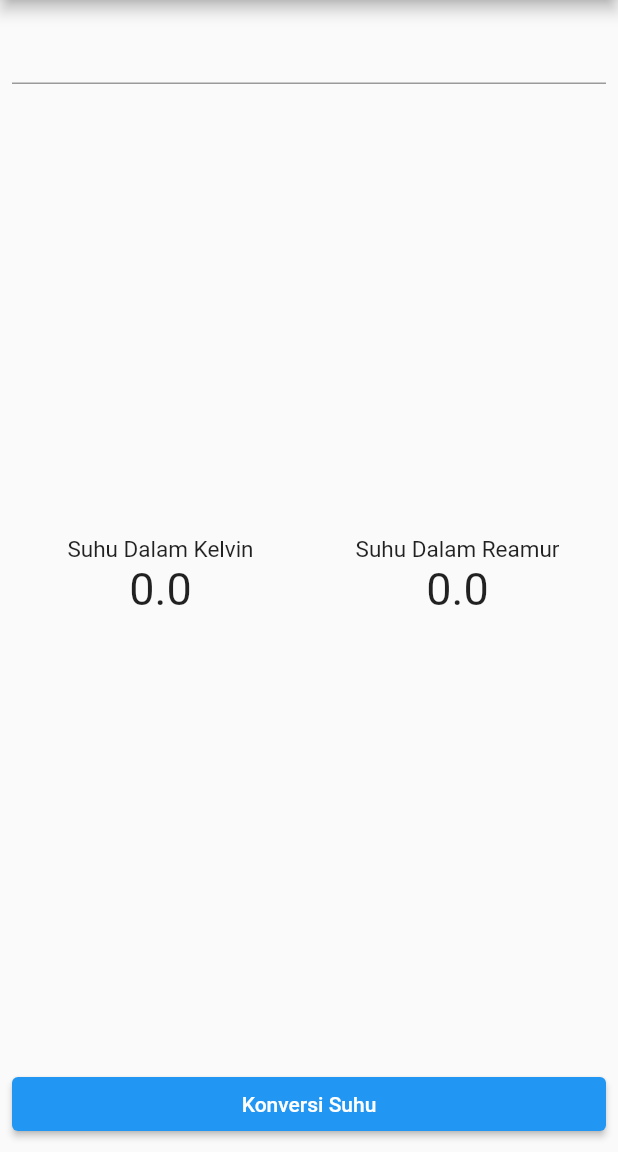
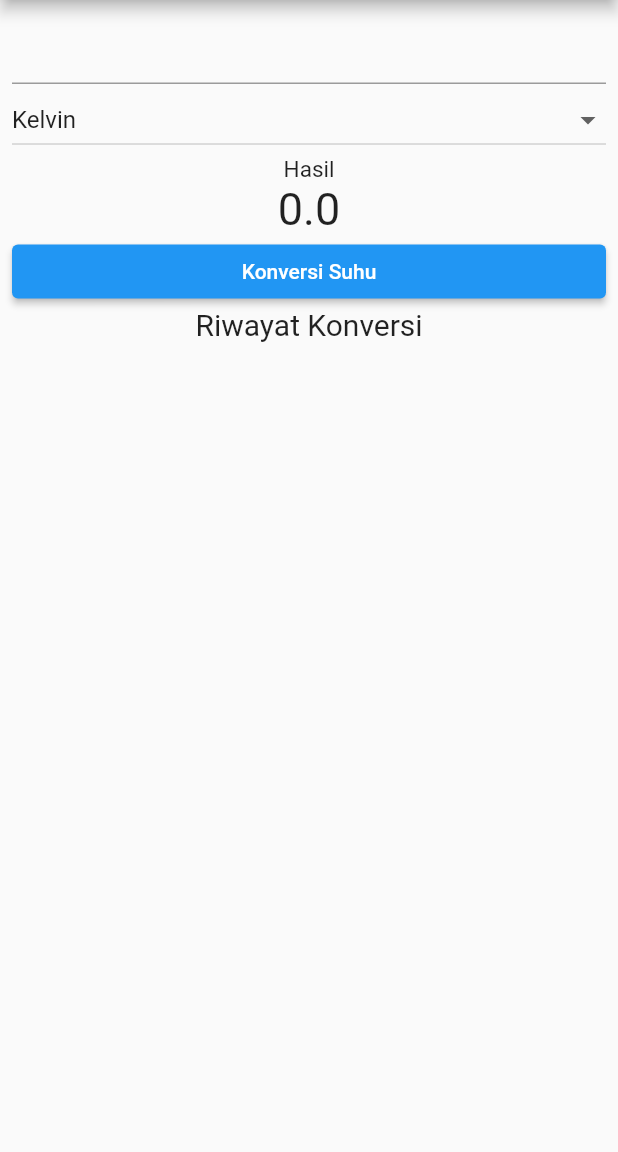
Before and after one commit to vennymeida/flutter_konventer_suhu2, a Flutter app: the screen it shows after launch, on a phone screen of 412 x 824 dp, the part 84-1236 px from its top. Run offline on Flutter 3.47's test engine with Material 2 defaults, Android fonts, the light colour scheme and no system bars; missing offline and left inert: dart:html.

Commit message:
Konventer dengan History

```diff
--- a/lib/main.dart
+++ b/lib/main.dart
@@ -2,7 +2,9 @@ import 'dart:html';
 
 import 'package:flutter/material.dart';
 import 'package:flutter_konventer_suhu2/widget/button.dart';
+import 'package:flutter_konventer_suhu2/widget/dropdown.dart';
 import 'package:flutter_konventer_suhu2/widget/result.dart';
+import 'package:flutter_konventer_suhu2/widget/history.dart';
 
 void main() {
   runApp(const MyApp());
@@ -35,15 +37,29 @@ class MyHomePage extends StatefulWidget {
 class _MyHomePageState extends State<MyHomePage> {
   final _controllerCelcius = TextEditingController();
   double _inputCelcius = 0;
-  double _kelvin = 0;
-  double _reamur = 0;
+  double result = 0;
+  var jenisSuhu = ["Kelvin", "Reamur"];
+  var selectedSuhu = "Kelvin";
+  List<String> history = <String>[];
+
+  setSelectedSuhu(String value) {
+    setState(() {
+      selectedSuhu = value.toString();
+    });
+  }
 
   konventerSuhu() {
     setState(() {
       if (_controllerCelcius.text.isNotEmpty) {
         _inputCelcius = double.parse(_controllerCelcius.text);
-        _kelvin = _inputCelcius + 273.15;
-        _reamur = _inputCelcius * 0.8;
+        if (selectedSuhu == "Kelvin") {
+          result = _inputCelcius + 273;
+        }
+        if (selectedSuhu == "Reamur") {
+          result = _inputCelcius * 0.8;
+        }
+
+        history.add("$selectedSuhu : $result");
       }
     });
   }
@@ -62,32 +78,27 @@ class _MyHomePageState extends State<MyHomePage> {
       body: Padding(
         padding: const EdgeInsets.all(8.0),
         child: Column(
-          mainAxisAlignment: MainAxisAlignment.spaceBetween,
           children: [
             TextFormField(
               keyboardType: TextInputType.number,
               controller: _controllerCelcius,
             ),
-            Row(
-              mainAxisAlignment: MainAxisAlignment.spaceAround,
-              children: [
-                Expanded(
-                  child: ResultKonversi(
-                    result: _kelvin,
-                    jenis: 'Kelvin',
-                  ),
-                ),
-                Expanded(
-                  child: ResultKonversi(
-                    result: _reamur,
-                    jenis: 'Reamur',
-                  ),
-                ),
-              ],
+            DropdownSuhu(
+              jenisSuhu: jenisSuhu,
+              selectedSuhu: selectedSuhu,
+              setSelectedSuhu: setSelectedSuhu,
+            ),
+            ResultKonversi(
+              result: result,
             ),
             ButtonKonversi(
               konversi: konventerSuhu,
             ),
+            const Text(
+              "Riwayat Konversi",
+              style: TextStyle(fontSize: 20),
+            ),
+            History(history: history),
           ],
         ),
       ),
--- /dev/null
+++ b/lib/widget/dropdown.dart
@@ -0,0 +1,28 @@
+import 'package:flutter/material.dart';
+
+class DropdownSuhu extends StatelessWidget {
+  final List<String> jenisSuhu;
+  final String selectedSuhu;
+  final Function setSelectedSuhu;
+
+  const DropdownSuhu({
+    Key? key,
+    required this.jenisSuhu,
+    required this.selectedSuhu,
+    required this.setSelectedSuhu,
+  }) : super(key: key);
+
+  @override
+  Widget build(BuildContext context) {
+    return DropdownButton(
+      isExpanded: true,
+      items: jenisSuhu.map((suhu) {
+        return DropdownMenuItem(value: suhu, child: Text(suhu));
+      }).toList(),
+      value: selectedSuhu,
+      onChanged: (value) {
+        setSelectedSuhu(value.toString());
+      },
+    );
+  }
+}
--- /dev/null
+++ b/lib/widget/history.dart
@@ -0,0 +1,24 @@
+import 'package:flutter/material.dart';
+
+class History extends StatelessWidget {
+  const History({
+    Key? key,
+    required this.history,
+  }) : super(key: key);
+
+  final List<String> history;
+
+  @override
+  Widget build(BuildContext context) {
+    return Expanded(
+      child: ListView.builder(
+        itemCount: history.length,
+        itemBuilder: ((context, index) {
+          return ListTile(
+            title: Text(history[index]),
+          );
+        }),
+      ),
+    );
+  }
+}
--- a/lib/widget/result.dart
+++ b/lib/widget/result.dart
@@ -2,16 +2,18 @@ import 'package:flutter/material.dart';
 
 class ResultKonversi extends StatelessWidget {
   final double result;
-  final String jenis;
 
-  const ResultKonversi({super.key, required this.result, required this.jenis});
+  const ResultKonversi({
+    Key? key,
+    required this.result,
+  }) : super(key: key);
 
   @override
   Widget build(BuildContext context) {
     return Column(
       children: [
         Text(
-          "Suhu Dalam $jenis",
+          "Hasil",
           style: TextStyle(fontSize: 15),
         ),
         Text(
```
